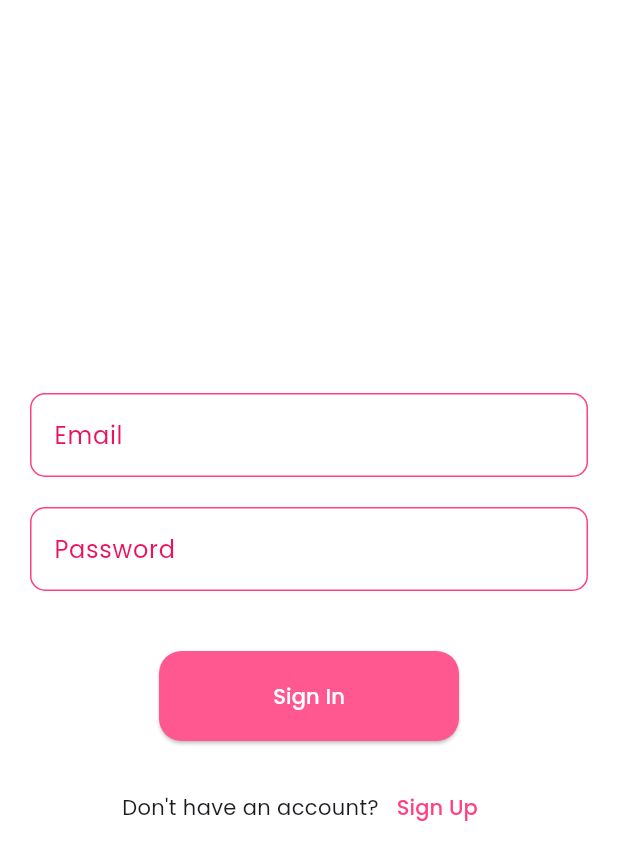
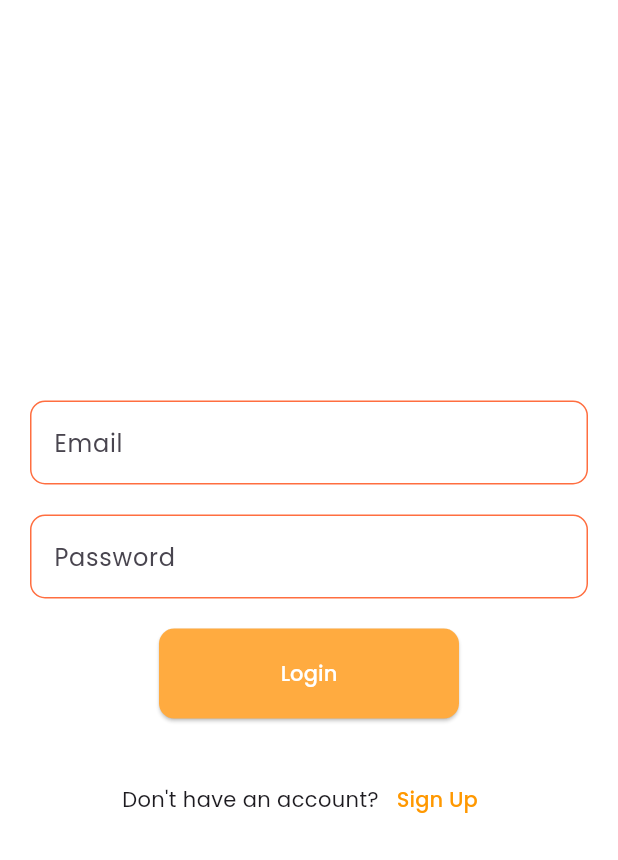
Before and after one commit to Hisamat7/EventManagement, a Flutter app: the screen it shows after launch, on a phone screen of 412 x 824 dp. Shown: the top 860 px of the screen. Run offline on Flutter 3.47's test engine with Material 3 defaults, Android fonts, the phone set to English and light mode, and no system bars; our stand-ins replace cloud_firestore, firebase_auth, firebase_core, flutter_screenutil, google_sign_in; accounts and stored records are empty.

Commit message:
completed an todo app

```diff
--- /dev/null
+++ b/lib/TodoApp/src/views/LoginTodo.dart
@@ -0,0 +1,72 @@
+import 'package:firebaselearning/TodoApp/src/Controller/AuthControllerTodo.dart';
+import 'package:firebaselearning/TodoApp/src/views/RegisterTodo.dart';
+import 'package:firebaselearning/TodoApp/src/widgets/ButtonWidgetTodo.dart';
+import 'package:firebaselearning/TodoApp/src/widgets/TextFieldWidgetTodo.dart';
+import 'package:flutter/material.dart';
+
+class LoginTodo extends StatefulWidget {
+  const LoginTodo({super.key});
+
+  @override
+  State<LoginTodo> createState() => _LoginTodoState();
+}
+
+class _LoginTodoState extends State<LoginTodo> {
+  final formKey = GlobalKey<FormState>();
+  final _auth = AuthControllerTodo();
+  TextEditingController emailController = TextEditingController();
+  TextEditingController passwordController = TextEditingController();
+  @override
+  Widget build(BuildContext context) {
+    return Scaffold(
+      resizeToAvoidBottomInset: false,
+      body: Padding(
+        padding: const EdgeInsets.only(left: 20, right: 20),
+        child: Form(
+          key: formKey,
+          child: Column(
+            crossAxisAlignment: CrossAxisAlignment.center,
+            mainAxisAlignment: MainAxisAlignment.center,
+            children: [
+              TextFieldWidgetTodo(
+                controller: emailController,
+                hintText: "enter your email",
+                validator: (value) => value!.isEmpty ? 'Enter an email' : null,
+                label: "Email",
+              ),
+              const SizedBox(height: 20),
+              TextFieldWidgetTodo(
+                controller: passwordController,
+                hintText: "enter your password",
+                validator: (value) => value!.isEmpty ? 'Enter an password' : null,
+                label: "Password",
+              ),
+              const SizedBox(height: 20),
+              ButtonWidgetTodo(onPress: () async{
+                if (formKey.currentState!.validate()) {
+               await   _auth.login(
+                      email: emailController.text,
+                      password: passwordController.text,
+                      context: context);
+                }
+              }, text: "Login"),
+              SizedBox(
+                height: 30,
+              ),
+              Row(
+
+                mainAxisAlignment: MainAxisAlignment.center,
+                children: [
+                  Text("Don't have an account?"),
+                  TextButton(onPressed: () {
+                    Navigator.push(context, MaterialPageRoute(builder: (context) => const RegisterTodo()));
+                  }, child: Text("Sign Up", style: TextStyle(color: Colors.orange),)),
+                ],
+              )
+            ],
+          ),
+        ),
+      ),
+    );
+  }
+}
--- /dev/null
+++ b/lib/TodoApp/src/widgets/ButtonWidgetTodo.dart
@@ -0,0 +1,22 @@
+import 'package:flutter/material.dart';
+import 'package:flutter_screenutil/flutter_screenutil.dart';
+
+class ButtonWidgetTodo extends StatelessWidget {
+  final String text;
+  final VoidCallback onPress;
+  const ButtonWidgetTodo({super.key, required this.text, required this.onPress});
+
+  @override
+  Widget build(BuildContext context) {
+    return ElevatedButton(onPressed: onPress, child: Text(text, style: TextStyle(color: Colors.white),
+    ),
+    style: ElevatedButton.styleFrom(
+      minimumSize: Size(200, 60),
+      backgroundColor: Colors.orangeAccent,
+      shape: RoundedRectangleBorder(
+        borderRadius: BorderRadius.circular(10.r),
+      )
+    ),
+    );
+  }
+}
--- /dev/null
+++ b/lib/TodoApp/src/widgets/TextFieldWidgetTodo.dart
@@ -0,0 +1,27 @@
+import 'package:flutter/material.dart';
+
+class TextFieldWidgetTodo extends StatelessWidget {
+ final TextEditingController controller;
+ final String hintText;
+ final String? Function(String?)? validator;
+ final String label;
+  const TextFieldWidgetTodo({Key? key,required this.controller,required this.hintText,required this.validator,required this.label}) : super(key: key);
+
+  @override
+  Widget build(BuildContext context) {
+    return  TextFormField(
+      validator: validator,
+              controller: controller,
+              decoration:  InputDecoration(
+                hintText: hintText,
+                enabledBorder: OutlineInputBorder(
+                  borderSide: BorderSide(color: Colors.deepOrangeAccent),
+                  borderRadius: BorderRadius.circular(10),),
+                   focusedBorder: OutlineInputBorder(
+                  borderSide: BorderSide(color: Colors.orangeAccent),
+                  borderRadius: BorderRadius.circular(10),),
+                label: Text(label),
+              ),
+            );
+  }
+}
--- a/lib/main.dart
+++ b/lib/main.dart
@@ -2,6 +2,7 @@ import 'package:firebase_core/firebase_core.dart';
 import 'package:firebaselearning/ExpenseTrackerApp/views/ExpenseTrackerSplashScreen.dart';
 import 'package:firebaselearning/NotePadApp/Src/Views/LoginScreenPage.dart';
 import 'package:firebaselearning/NotePadApp/Src/Views/SplashScreenPage.dart';
+import 'package:firebaselearning/TodoApp/src/views/SplashTodo.dart';
 import 'package:firebaselearning/firebase_options.dart';
 import 'package:firebaselearning/FirebaseStudy/views/LoginScreen.dart';
 import 'package:firebaselearning/FirebaseStudy/views/SplashScreen.dart';
@@ -23,7 +24,7 @@ void main() async {
             scaffoldBackgroundColor: Colors.white,
             fontFamily: 'Poppins',
           ),
-          home: ExpenseTrackerSplashScreen());
+          home: SplashTodo());
     },
   ));
 }
```
Also changed, not shown: lib/TodoApp/src/Controller/AuthControllerTodo.dart (added, +121 -0 lines), lib/TodoApp/src/views/HomeTodo.dart (added, +315 -0 lines), lib/TodoApp/src/views/RegisterTodo.dart (added, +65 -0 lines), lib/TodoApp/src/views/SplashTodo.dart (added, +69 -0 lines).
